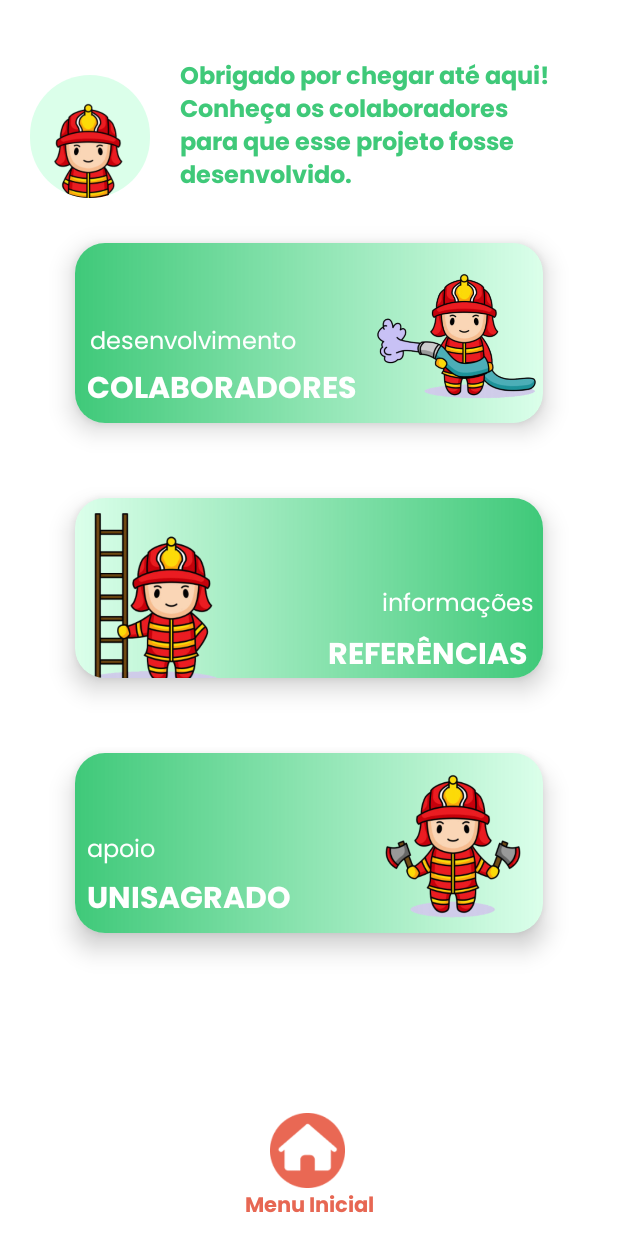
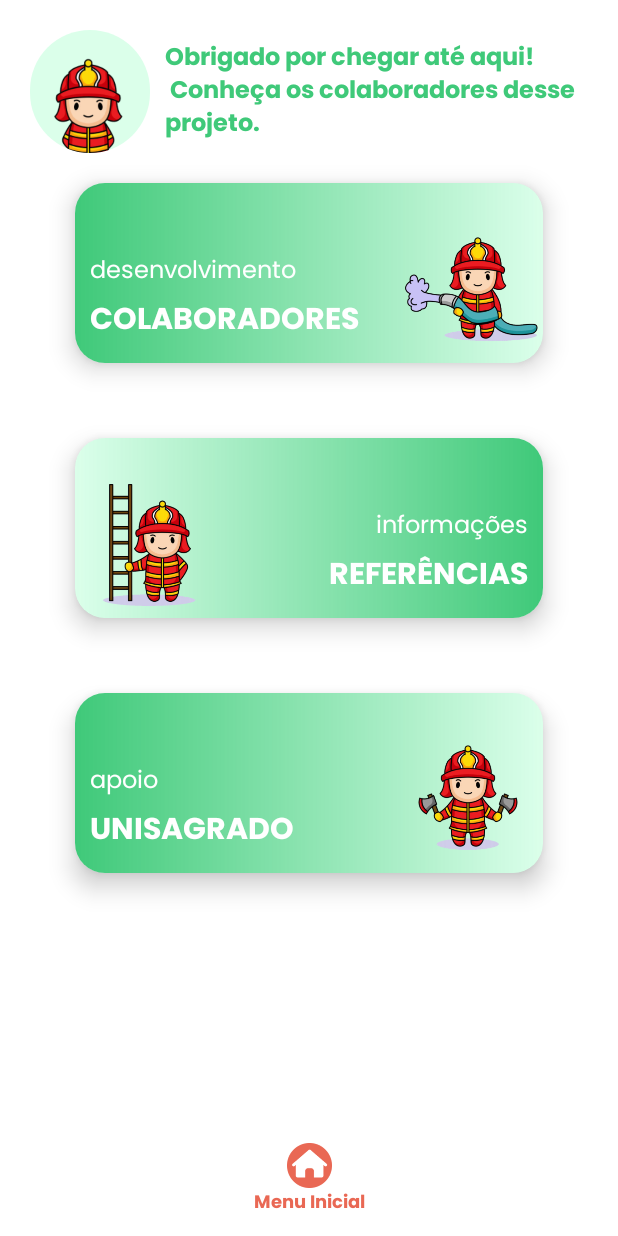
Before and after one commit to UnisagradoWorks/app-queimaduras, an Android app: the CreditosActivity screen opened directly, with no data from a screen before it, on a phone screen of 412 x 824 dp. Run offline under Robolectric (Android 15) with nearby library versions, the phone set to English and light mode, and no system bars.

Commit message:
fix creditos :)

```diff
--- a/app/src/main/AndroidManifest.xml
+++ b/app/src/main/AndroidManifest.xml
@@ -8,17 +8,20 @@
         android:label="@string/app_name"
         android:roundIcon="@mipmap/ic_launcher_round"
         android:supportsRtl="true"
-        android:theme="@style/Theme.AppQueimaduras">
+        android:theme="@style/Theme.AppQueimaduras"
+        android:screenOrientation="portrait">
         <activity
             android:name=".CreditosActivity"
-            android:exported="false">
-        </activity>
+            android:exported="false"
+            android:screenOrientation="portrait"/>
         <activity
             android:name=".HistoriaInfoActivity"
-            android:exported="false" />
+            android:exported="false"
+            android:screenOrientation="portrait" />
         <activity
             android:name=".HistoriasActivity"
-            android:exported="false" />
+            android:exported="false"
+            android:screenOrientation="portrait" />
         <activity
             android:name=".SplashScreenActivity"
             android:exported="true"
@@ -32,7 +35,8 @@
         </activity>
         <activity
             android:name=".MainActivity"
-            android:exported="false" />
+            android:exported="false"
+            android:screenOrientation="portrait" />
 
         <meta-data
             android:name="preloaded_fonts"
--- a/app/src/main/res/layout/activity_creditos.xml
+++ b/app/src/main/res/layout/activity_creditos.xml
@@ -11,7 +11,7 @@
         android:layout_width="0dp"
         android:layout_height="wrap_content"
         android:layout_marginStart="20dp"
-        android:layout_marginTop="50dp"
+        android:layout_marginTop="20dp"
         app:cardCornerRadius="80dp"
         app:cardElevation="0dp"
         app:layout_constraintStart_toStartOf="parent"
@@ -34,7 +34,7 @@
         android:layout_width="0dp"
         android:layout_height="120dp"
         android:layout_marginStart="50dp"
-        android:layout_marginTop="30dp"
+        android:layout_marginTop="20dp"
         android:layout_marginEnd="50dp"
         app:cardCornerRadius="20dp"
         app:cardElevation="10dp"
@@ -52,8 +52,8 @@
                 android:id="@+id/textView4"
                 android:layout_width="wrap_content"
                 android:layout_height="wrap_content"
-                android:layout_marginStart="8dp"
-                android:layout_marginBottom="4dp"
+                android:layout_marginStart="10dp"
+                android:layout_marginBottom="10dp"
                 android:fontFamily="@font/poppins_bold"
                 android:text="@string/colaboradores"
                 android:textColor="#FFF"
@@ -65,30 +65,25 @@
                 android:id="@+id/textView5"
                 android:layout_width="wrap_content"
                 android:layout_height="wrap_content"
-                android:layout_marginStart="2dp"
-                android:layout_marginTop="53dp"
-                android:layout_marginBottom="4dp"
+                android:layout_marginBottom="2dp"
                 android:fontFamily="@font/poppins"
                 android:text="@string/desenvolvimento"
                 android:textColor="#FFF"
                 android:textSize="16sp"
                 app:layout_constraintBottom_toTopOf="@+id/textView4"
-                app:layout_constraintStart_toStartOf="@+id/textView4"
-                app:layout_constraintTop_toTopOf="parent"
-                app:layout_constraintVertical_bias="0.0" />
+                app:layout_constraintStart_toStartOf="@+id/textView4" />
 
             <ImageView
                 android:id="@+id/imageView2"
-                android:layout_width="115dp"
-                android:layout_height="115dp"
-                android:layout_marginTop="5dp"
+                android:layout_width="wrap_content"
+                android:layout_height="100dp"
+                android:layout_marginBottom="-10dp"
                 android:adjustViewBounds="true"
                 android:contentDescription="@string/bombeirinho"
                 android:cropToPadding="false"
                 android:scaleType="centerCrop"
                 app:layout_constraintBottom_toBottomOf="@+id/textView4"
                 app:layout_constraintEnd_toEndOf="parent"
-                app:layout_constraintTop_toTopOf="parent"
                 app:srcCompat="@drawable/bombeiro_mangueira_1" />
 
         </androidx.constraintlayout.widget.ConstraintLayout>
@@ -115,10 +110,10 @@
 
             <TextView
                 android:id="@+id/textView2"
-                android:layout_width="141dp"
-                android:layout_height="28dp"
-                android:layout_marginEnd="2dp"
-                android:layout_marginBottom="4dp"
+                android:layout_width="wrap_content"
+                android:layout_height="wrap_content"
+                android:layout_marginEnd="10dp"
+                android:layout_marginBottom="10dp"
                 android:fontFamily="@font/poppins_bold"
                 android:text="@string/referencias"
                 android:textColor="#FFF"
@@ -130,31 +125,26 @@
                 android:id="@+id/textView3"
                 android:layout_width="wrap_content"
                 android:layout_height="wrap_content"
-                android:layout_marginTop="58dp"
-                android:layout_marginEnd="4dp"
-                android:layout_marginBottom="4dp"
+                android:layout_marginBottom="2dp"
                 android:fontFamily="@font/poppins"
                 android:text="@string/informacoes"
                 android:textColor="#FFF"
                 android:textSize="16sp"
                 app:layout_constraintBottom_toTopOf="@+id/textView2"
-                app:layout_constraintEnd_toEndOf="@+id/textView2"
-                app:layout_constraintTop_toTopOf="parent" />
+                app:layout_constraintEnd_toEndOf="@+id/textView2" />
 
             <ImageView
                 android:id="@+id/imageView3"
-                android:layout_width="143dp"
-                android:layout_height="120dp"
-                android:layout_marginEnd="66dp"
+                android:layout_width="wrap_content"
+                android:layout_height="100dp"
                 android:layout_marginBottom="-10dp"
                 android:adjustViewBounds="true"
+                android:contentDescription="@string/bombeirinho"
                 android:cropToPadding="false"
                 android:scaleType="centerCrop"
                 app:layout_constraintBottom_toBottomOf="@+id/textView2"
-                app:layout_constraintEnd_toStartOf="@+id/textView2"
                 app:layout_constraintStart_toStartOf="parent"
-                app:srcCompat="@drawable/bombeiro_escadinha_1"
-                android:contentDescription="@string/bombeirinho" />
+                app:srcCompat="@drawable/bombeiro_escadinha_1" />
 
         </androidx.constraintlayout.widget.ConstraintLayout>
     </androidx.cardview.widget.CardView>
@@ -182,8 +172,8 @@
                 android:id="@+id/textView7"
                 android:layout_width="wrap_content"
                 android:layout_height="wrap_content"
-                android:layout_marginStart="8dp"
-                android:layout_marginBottom="4dp"
+                android:layout_marginStart="10dp"
+                android:layout_marginBottom="10dp"
                 android:fontFamily="@font/poppins_bold"
                 android:text="@string/unisagrado"
                 android:textColor="#FFF"
@@ -195,23 +185,18 @@
                 android:id="@+id/textView8"
                 android:layout_width="wrap_content"
                 android:layout_height="wrap_content"
-                android:layout_marginStart="8dp"
-                android:layout_marginTop="53dp"
-                android:layout_marginBottom="4dp"
+                android:layout_marginBottom="2dp"
                 android:fontFamily="@font/poppins"
                 android:text="@string/apoio"
                 android:textColor="#FFF"
                 android:textSize="16sp"
                 app:layout_constraintBottom_toTopOf="@+id/textView7"
-                app:layout_constraintStart_toStartOf="parent"
-                app:layout_constraintTop_toTopOf="parent" />
+                app:layout_constraintStart_toStartOf="@+id/textView7" />
 
             <ImageView
                 android:id="@+id/imageView4"
-                android:layout_width="136dp"
-                android:layout_height="117dp"
-                android:layout_marginStart="47dp"
-                android:layout_marginTop="2dp"
+                android:layout_width="wrap_content"
+                android:layout_height="100dp"
                 android:layout_marginBottom="1dp"
                 android:adjustViewBounds="true"
                 android:contentDescription="@string/bombeirinho"
@@ -219,8 +204,6 @@
                 android:scaleType="centerCrop"
                 app:layout_constraintBottom_toBottomOf="parent"
                 app:layout_constraintEnd_toEndOf="parent"
-                app:layout_constraintStart_toEndOf="@+id/textView7"
-                app:layout_constraintTop_toTopOf="parent"
                 app:srcCompat="@drawable/bombeiro_machadinha_1" />
 
         </androidx.constraintlayout.widget.ConstraintLayout>
@@ -230,8 +213,7 @@
         android:id="@+id/textView6"
         android:layout_width="0dp"
         android:layout_height="wrap_content"
-        android:layout_marginStart="20dp"
-        android:layout_marginEnd="20dp"
+        android:layout_marginStart="10dp"
         android:fontFamily="@font/poppins_bold"
         android:text="@string/textoApresentacao"
         android:textAlignment="textStart"
@@ -239,37 +221,31 @@
         android:textSize="16sp"
         app:layout_constraintBottom_toBottomOf="@+id/cardIcon"
         app:layout_constraintEnd_toEndOf="parent"
-        app:layout_constraintStart_toEndOf="@+id/cardIcon" />
+        app:layout_constraintStart_toEndOf="@+id/cardIcon"
+        app:layout_constraintTop_toTopOf="@+id/cardIcon" />
 
     <ImageView
         android:id="@+id/home"
         android:layout_width="wrap_content"
-        android:layout_height="50dp"
-        android:layout_marginTop="70dp"
+        android:layout_height="30dp"
         android:layout_marginBottom="32dp"
         android:adjustViewBounds="true"
         android:contentDescription="@string/home"
         android:scaleType="centerCrop"
         app:layout_constraintBottom_toBottomOf="parent"
         app:layout_constraintEnd_toEndOf="parent"
-        app:layout_constraintHorizontal_bias="0.498"
+        app:layout_constraintHorizontal_bias="0.5"
         app:layout_constraintStart_toStartOf="parent"
-        app:layout_constraintTop_toBottomOf="@+id/cardApoio"
-        app:layout_constraintVertical_bias="1.0"
         app:srcCompat="@drawable/home" />
 
     <TextView
         android:id="@+id/textView14"
         android:layout_width="wrap_content"
         android:layout_height="wrap_content"
-        android:layout_marginStart="162dp"
-        android:layout_marginEnd="162dp"
-        android:layout_marginBottom="8dp"
         android:fontFamily="@font/poppins_bold"
         android:text="Menu Inicial"
-        android:textColor="#E76753"
-        android:textSize="14sp"
-        app:layout_constraintBottom_toBottomOf="parent"
+        android:textColor="@color/default_red"
+        android:textSize="12sp"
         app:layout_constraintEnd_toEndOf="parent"
         app:layout_constraintStart_toStartOf="parent"
         app:layout_constraintTop_toBottomOf="@+id/home" />
--- a/app/src/main/res/values/strings.xml
+++ b/app/src/main/res/values/strings.xml
@@ -1,6 +1,6 @@
 <resources>
     <string name="app_name">App Queimaduras</string>
-    <string name="textoApresentacao">Obrigado por chegar até aqui! Conheça os colaboradores para que esse projeto fosse desenvolvido.</string>
+    <string name="textoApresentacao">Obrigado por chegar até aqui!\n Conheça os colaboradores desse projeto.</string>
     <string name="apoio">apoio</string>
     <string name="unisagrado">UNISAGRADO</string>
     <string name="referencias">REFERÊNCIAS</string>
```
